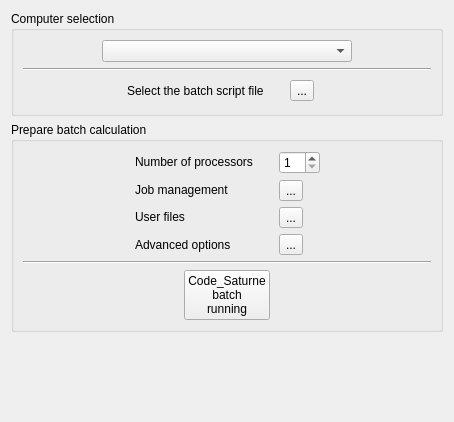
Qt form gui/Pages/BatchRunningForm.ui (code-saturne/code_saturne) before a commit.
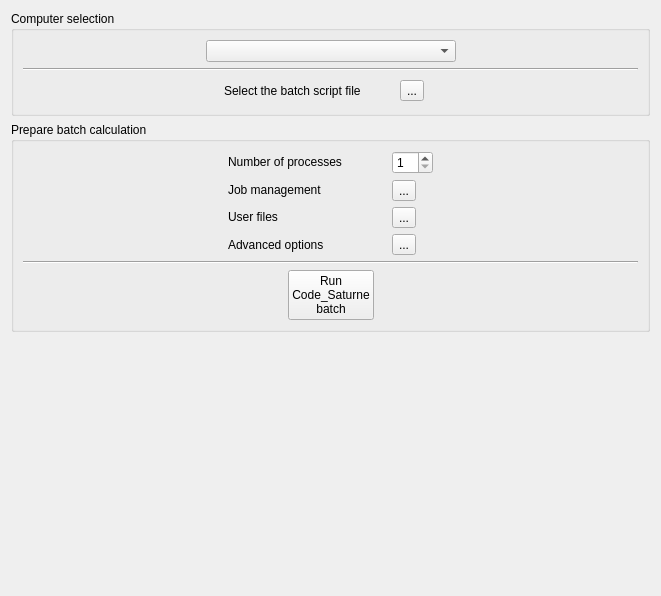
The same form after that commit. Icons and pictures are not drawn.

Patch:
```diff
--- a/gui/Pages/BatchRunningForm.ui
+++ b/gui/Pages/BatchRunningForm.ui
@@ -5,8 +5,8 @@
    <rect>
     <x>0</x>
     <y>0</y>
-    <width>450</width>
-    <height>422</height>
+    <width>661</width>
+    <height>596</height>
    </rect>
   </property>
   <property name="windowTitle" >
@@ -190,7 +190,7 @@
             <item>
              <widget class="QLabel" name="labelProcs" >
               <property name="text" >
-               <string>Number of processors</string>
+               <string>Number of processes</string>
               </property>
              </widget>
             </item>
@@ -350,9 +350,9 @@
         <item>
          <widget class="QPushButton" name="pushButtonRun" >
           <property name="text" >
-           <string>Code_Saturne
-batch
-running</string>
+           <string>Run
+Code_Saturne
+batch</string>
           </property>
          </widget>
         </item>
```
